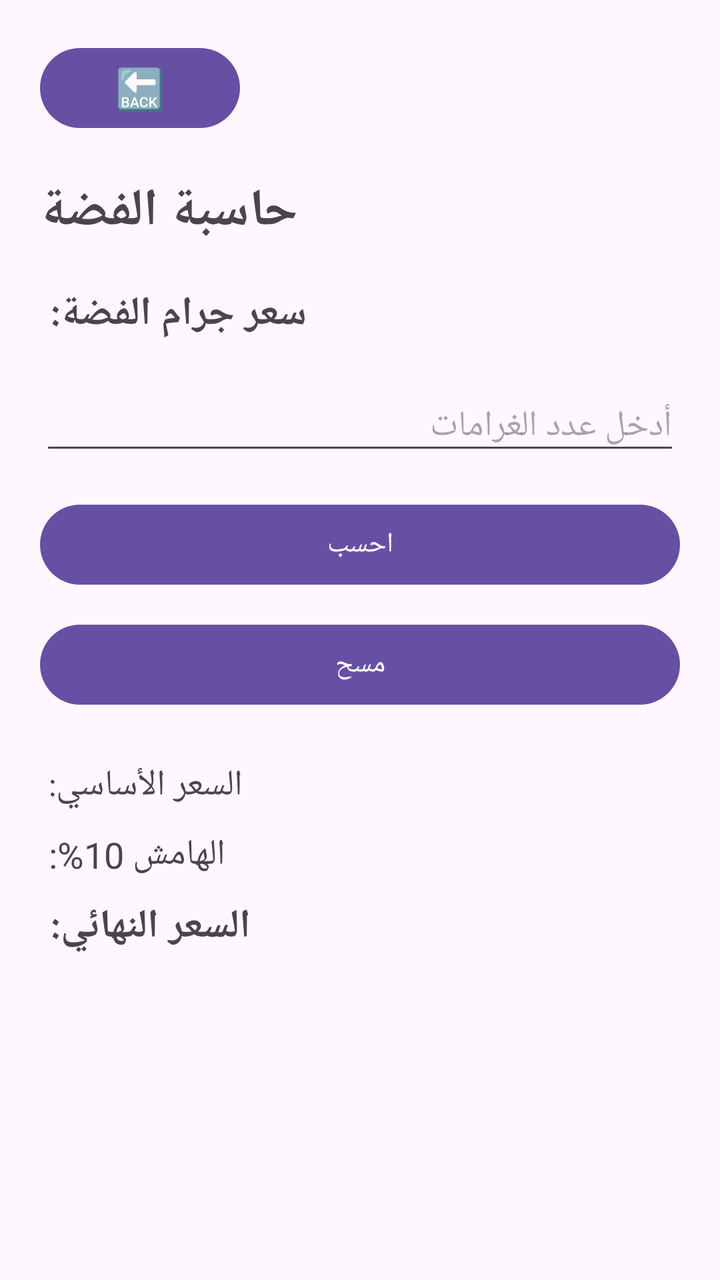
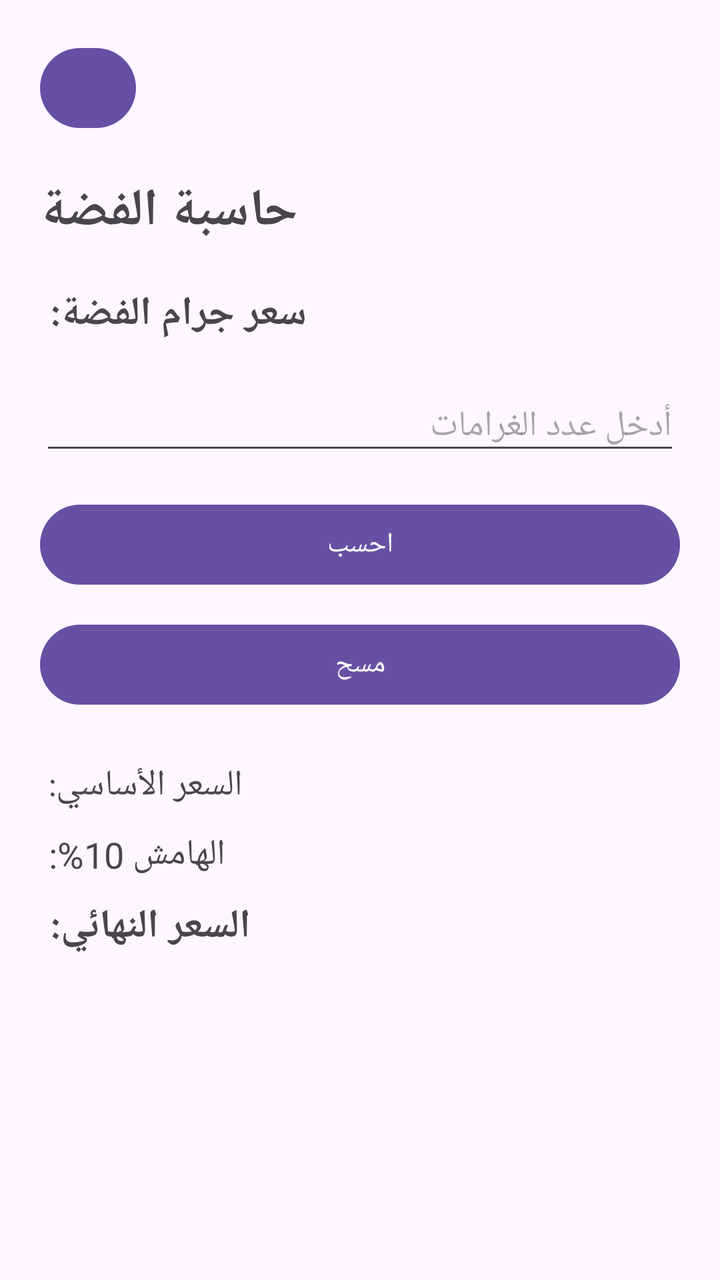

Before-and-after screenshots of an Android layout around one commit, followed by the original layout XML and the change that was made.
<!-- AndroidManifest.xml: application theme Theme.Fidyathussinnis -->
<!-- res/layout/activity_calculator.xml -->
<?xml version="1.0" encoding="utf-8"?>
<ScrollView xmlns:android="http://schemas.android.com/apk/res/android"
    android:layout_width="match_parent"
    android:layout_height="match_parent">

    <LinearLayout
        android:layout_width="match_parent"
        android:layout_height="wrap_content"
        android:orientation="vertical"
        android:padding="20dp">

        <Button
            android:id="@+id/btnBackFromCalculator"
            android:layout_width="100dp"
            android:layout_height="48dp"
            android:text="🔙"
            android:textSize="20sp"
            android:layout_marginBottom="20dp" />

        <TextView
            android:id="@+id/tvCalculatorTitle"
            android:layout_width="wrap_content"
            android:layout_height="wrap_content"
            android:text="حاسبة الفضة"
            android:textSize="26sp"
            android:textStyle="bold"
            android:layout_marginBottom="20dp" />

        <TextView
            android:id="@+id/tvSilverGramPrice"
            android:layout_width="wrap_content"
            android:layout_height="wrap_content"
            android:text="سعر جرام الفضة: "
            android:textSize="20sp"
            android:textStyle="bold"
            android:layout_marginBottom="20dp" />

        <EditText
            android:id="@+id/etGrams"
            android:layout_width="match_parent"
            android:layout_height="wrap_content"
            android:hint="أدخل عدد الغرامات"
            android:inputType="numberDecimal"
            android:layout_marginBottom="16dp" />

        <Button
            android:id="@+id/btnCalculate"
            android:layout_width="match_parent"
            android:layout_height="wrap_content"
            android:text="احسب"
            android:layout_marginBottom="12dp" />

        <Button
            android:id="@+id/btnClear"
            android:layout_width="match_parent"
            android:layout_height="wrap_content"
            android:text="مسح"
            android:layout_marginBottom="24dp" />

        <TextView
            android:id="@+id/tvBasePrice"
            android:layout_width="wrap_content"
            android:layout_height="wrap_content"
            android:text="السعر الأساسي: "
            android:textSize="18sp"
            android:layout_marginBottom="10dp" />

        <TextView
            android:id="@+id/tvProfit"
            android:layout_width="wrap_content"
            android:layout_height="wrap_content"
            android:text="الهامش 10%: "
            android:textSize="18sp"
            android:layout_marginBottom="10dp" />

        <TextView
            android:id="@+id/tvFinalPrice"
            android:layout_width="wrap_content"
            android:layout_height="wrap_content"
            android:text="السعر النهائي: "
            android:textSize="20sp"
            android:textStyle="bold" />

    </LinearLayout>
</ScrollView>
<!-- resources referenced by this layout -->
<resources>
  <style name="Theme.Fidyathussinnis" parent="Base.Theme.Fidyathussinnis" />
  <style name="Base.Theme.Fidyathussinnis" parent="Theme.Material3.DayNight.NoActionBar">
          
          
      </style>
</resources>

<!-- the commit's change to res/layout/activity_calculator.xml (unified diff, before → after) -->
@@ -11,7 +11,7 @@
 
         <Button
             android:id="@+id/btnBackFromCalculator"
-            android:layout_width="100dp"
+            android:layout_width="48dp"
             android:layout_height="48dp"
             android:text="🔙"
             android:textSize="20sp"
